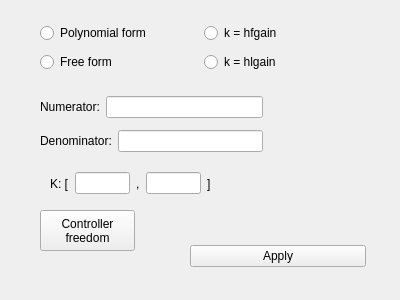
Above: src/gui/loopshaping/controller_form.ui from Isaac-Martinez-Forte/QFTbx before the change. Below: the same form after it.
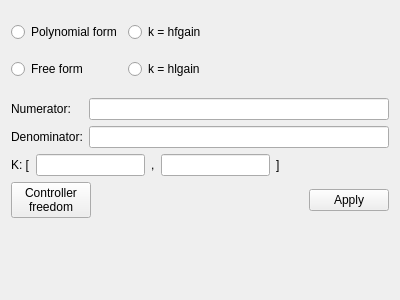
That is the form after the change. The open tabs and pages were chosen to show the change.

Commit message: Lay the seven forms out, instead of placing every field by hand

What changed in the file:
```diff
--- a/src/gui/loopshaping/controller_form.ui
+++ b/src/gui/loopshaping/controller_form.ui
@@ -10,196 +10,166 @@
     <height>300</height>
    </rect>
   </property>
-  <property name="windowTitle">
-   <string>Dialog</string>
-  </property>
+  <layout class="QVBoxLayout" name="formLayout">
+   <item>
+    <layout class="QHBoxLayout" name="familyLayout">
+     <item>
+      <layout class="QVBoxLayout" name="verticalLayout_2">
+       <item>
+        <widget class="QRadioButton" name="polynomialRadio">
+         <property name="text">
+          <string>Polynomial form</string>
+         </property>
+        </widget>
+       </item>
+       <item>
+        <widget class="QRadioButton" name="freeFormRadio">
+         <property name="text">
+          <string>Free form</string>
+         </property>
+        </widget>
+       </item>
+      </layout>
+     </item>
+     <item>
+      <layout class="QVBoxLayout" name="verticalLayout_3">
+       <item>
+        <widget class="QRadioButton" name="zpkRadio">
+         <property name="text">
+          <string>k = hfgain</string>
+         </property>
+        </widget>
+       </item>
+       <item>
+        <widget class="QRadioButton" name="tcgRadio">
+         <property name="text">
+          <string>k = hlgain</string>
+         </property>
+        </widget>
+       </item>
+      </layout>
+     </item>
+     <item>
+      <spacer name="familySpacer">
+       <property name="orientation">
+        <enum>Qt::Horizontal</enum>
+       </property>
+       <property name="sizeHint" stdset="0">
+        <size>
+         <width>40</width>
+         <height>20</height>
+        </size>
+       </property>
+      </spacer>
+     </item>
+     <item>
   <widget class="QStackedWidget" name="figureStack">
-   <property name="geometry">
-    <rect>
-     <x>240</x>
-     <y>150</y>
+       <property name="minimumSize">
+        <size>
      <width>131</width>
-     <height>80</height>
-    </rect>
+         <height>81</height>
+        </size>
    </property>
    <widget class="QWidget" name="page"/>
    <widget class="QWidget" name="page_2">
+        <layout class="QVBoxLayout" name="polyLayout">
+         <property name="leftMargin">
+          <number>0</number>
+         </property>
+         <property name="topMargin">
+          <number>0</number>
+         </property>
+         <property name="rightMargin">
+          <number>0</number>
+         </property>
+         <property name="bottomMargin">
+          <number>0</number>
+         </property>
+         <item>
     <widget class="QLabel" name="polyImage">
-     <property name="geometry">
-      <rect>
-       <x>0</x>
-       <y>0</y>
-       <width>131</width>
-       <height>81</height>
-      </rect>
-     </property>
      <property name="text">
       <string/>
      </property>
     </widget>
+         </item>
+        </layout>
    </widget>
    <widget class="QWidget" name="page_3">
+        <layout class="QVBoxLayout" name="zpkLayout">
+         <property name="leftMargin">
+          <number>0</number>
+         </property>
+         <property name="topMargin">
+          <number>0</number>
+         </property>
+         <property name="rightMargin">
+          <number>0</number>
+         </property>
+         <property name="bottomMargin">
+          <number>0</number>
+         </property>
+         <item>
     <widget class="QLabel" name="zpkImage">
-     <property name="geometry">
-      <rect>
-       <x>0</x>
-       <y>0</y>
-       <width>131</width>
-       <height>81</height>
-      </rect>
-     </property>
      <property name="text">
       <string/>
      </property>
     </widget>
+         </item>
+        </layout>
    </widget>
    <widget class="QWidget" name="page_4">
+        <layout class="QVBoxLayout" name="tcgLayout">
+         <property name="leftMargin">
+          <number>0</number>
+         </property>
+         <property name="topMargin">
+          <number>0</number>
+         </property>
+         <property name="rightMargin">
+          <number>0</number>
+         </property>
+         <property name="bottomMargin">
+          <number>0</number>
+         </property>
+         <item>
     <widget class="QLabel" name="tcgImage">
-     <property name="geometry">
-      <rect>
-       <x>0</x>
-       <y>0</y>
-       <width>131</width>
-       <height>81</height>
-      </rect>
-     </property>
      <property name="text">
       <string/>
      </property>
     </widget>
-   </widget>
-  </widget>
-  <widget class="QPushButton" name="uncertaintyButton">
-   <property name="geometry">
-    <rect>
-     <x>40</x>
-     <y>210</y>
-     <width>95</width>
-     <height>41</height>
-    </rect>
-   </property>
-   <property name="text">
-    <string>Controller
-freedom</string>
-   </property>
-  </widget>
-  <widget class="QWidget" name="layoutWidget2">
-   <property name="geometry">
-    <rect>
-     <x>40</x>
-     <y>90</y>
-     <width>223</width>
-     <height>70</height>
-    </rect>
-   </property>
-   <layout class="QVBoxLayout" name="verticalLayout">
+         </item>
+        </layout>
+       </widget>
+      </widget>
+     </item>
+    </layout>
+   </item>
     <item>
-     <layout class="QHBoxLayout" name="horizontalLayout_2">
-      <item>
+    <layout class="QFormLayout" name="polynomialLayout">
+     <item row="0" column="0">
        <widget class="QLabel" name="label">
         <property name="text">
          <string>Numerator:</string>
         </property>
        </widget>
       </item>
-      <item>
+     <item row="0" column="1">
        <widget class="QLineEdit" name="numeratorEdit"/>
       </item>
-     </layout>
-    </item>
-    <item>
-     <layout class="QHBoxLayout" name="horizontalLayout_3">
-      <item>
+     <item row="1" column="0">
        <widget class="QLabel" name="label_2">
         <property name="text">
          <string>Denominator:</string>
         </property>
        </widget>
       </item>
-      <item>
+     <item row="1" column="1">
        <widget class="QLineEdit" name="denominatorEdit"/>
       </item>
      </layout>
     </item>
-   </layout>
-  </widget>
-  <widget class="QWidget" name="layoutWidget1">
-   <property name="geometry">
-    <rect>
-     <x>190</x>
-     <y>240</y>
-     <width>176</width>
-     <height>33</height>
-    </rect>
-   </property>
-   <layout class="QHBoxLayout" name="horizontalLayout_5">
     <item>
-     <widget class="QPushButton" name="okButton">
-      <property name="text">
-       <string>Apply</string>
-      </property>
-     </widget>
-    </item>
-   </layout>
-  </widget>
-  <widget class="QWidget" name="layoutWidget3">
-   <property name="geometry">
-    <rect>
-     <x>40</x>
-     <y>20</y>
-     <width>321</width>
-     <height>56</height>
-    </rect>
-   </property>
-   <layout class="QHBoxLayout" name="horizontalLayout">
-    <item>
-     <layout class="QVBoxLayout" name="verticalLayout_2">
-      <item>
-       <widget class="QRadioButton" name="polynomialRadio">
-        <property name="text">
-         <string>Polynomial form</string>
-        </property>
-       </widget>
-      </item>
-      <item>
-       <widget class="QRadioButton" name="freeFormRadio">
-        <property name="text">
-         <string>Free form</string>
-        </property>
-       </widget>
-      </item>
-     </layout>
-    </item>
-    <item>
-     <layout class="QVBoxLayout" name="verticalLayout_3">
-      <item>
-       <widget class="QRadioButton" name="zpkRadio">
-        <property name="text">
-         <string>k = hfgain</string>
-        </property>
-       </widget>
-      </item>
-      <item>
-       <widget class="QRadioButton" name="tcgRadio">
-        <property name="text">
-         <string>k = hlgain</string>
-        </property>
-       </widget>
-      </item>
-     </layout>
-    </item>
-   </layout>
-  </widget>
-  <widget class="QWidget" name="layoutWidget">
-   <property name="geometry">
-    <rect>
-     <x>50</x>
-     <y>170</y>
-     <width>161</width>
-     <height>27</height>
-    </rect>
-   </property>
-   <layout class="QHBoxLayout" name="horizontalLayout_4">
+    <layout class="QHBoxLayout" name="gainLayout">
     <item>
      <widget class="QLabel" name="label_3">
       <property name="text">
@@ -227,8 +197,67 @@
       </property>
      </widget>
     </item>
-   </layout>
-  </widget>
+     <item>
+      <spacer name="gainSpacer">
+       <property name="orientation">
+        <enum>Qt::Horizontal</enum>
+       </property>
+       <property name="sizeHint" stdset="0">
+        <size>
+         <width>40</width>
+         <height>20</height>
+        </size>
+       </property>
+      </spacer>
+     </item>
+    </layout>
+   </item>
+   <item>
+    <layout class="QHBoxLayout" name="buttonsLayout">
+     <item>
+      <widget class="QPushButton" name="uncertaintyButton">
+       <property name="text">
+        <string>Controller
+freedom</string>
+       </property>
+      </widget>
+     </item>
+     <item>
+      <spacer name="buttonsSpacer">
+       <property name="orientation">
+        <enum>Qt::Horizontal</enum>
+       </property>
+       <property name="sizeHint" stdset="0">
+        <size>
+         <width>40</width>
+         <height>20</height>
+        </size>
+       </property>
+      </spacer>
+     </item>
+     <item>
+      <widget class="QPushButton" name="okButton">
+       <property name="text">
+        <string>Apply</string>
+       </property>
+      </widget>
+     </item>
+    </layout>
+   </item>
+   <item>
+    <spacer name="bottomSpacer">
+     <property name="orientation">
+      <enum>Qt::Vertical</enum>
+     </property>
+     <property name="sizeHint" stdset="0">
+      <size>
+       <width>20</width>
+       <height>20</height>
+      </size>
+     </property>
+    </spacer>
+   </item>
+  </layout>
  </widget>
  <resources/>
  <connections/>
```
Lines whose indentation alone changed are shown as unchanged. The commit also changes 7 other files.
